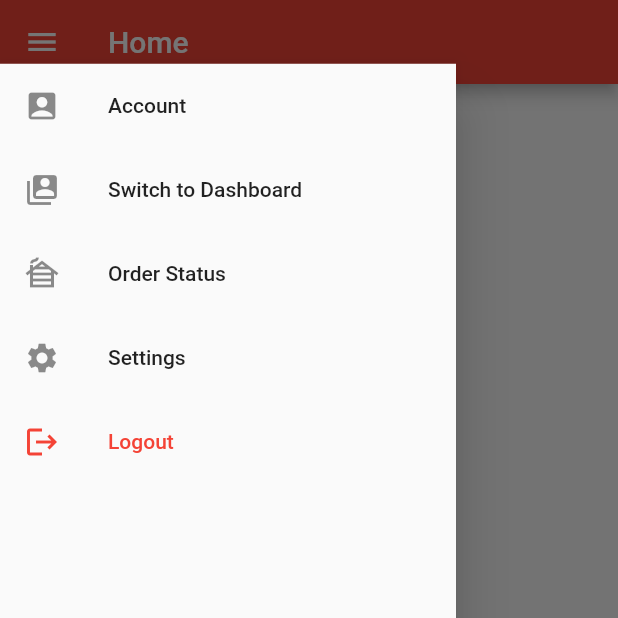
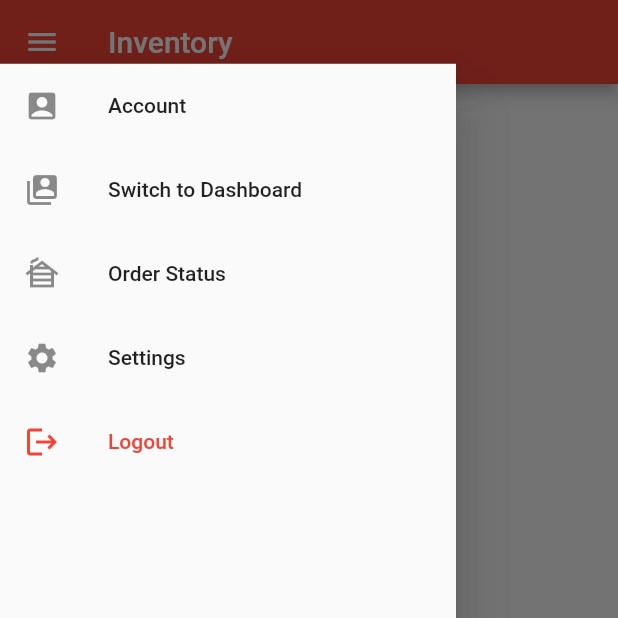
Before and after one commit to Asmit11/FoodKhana, a Flutter app: the ManagerDashboard screen opened by its route, with the side drawer open, on a phone screen of 412 x 824 dp, the top half of it. Run offline on Flutter 3.47's test engine with Material 2 defaults, Android fonts, the phone set to English and light mode, and no system bars; our stand-ins replace cloud_firestore, firebase_auth, firebase_core, firebase_storage, flutter_local_notifications; accounts and stored records are empty.

Commit message:
Changed the app bar title of manager dashboard

```diff
--- a/lib/screens/ManagerDashboard.dart
+++ b/lib/screens/ManagerDashboard.dart
@@ -190,7 +190,7 @@ class _ManagerDashboardState extends State<ManagerDashboard> {
             appBar: AppBar(
               iconTheme: IconThemeData(color: Colors.white),
               title: Text(
-                'Home',
+                'Inventory',
                 style: TextStyle(
                   color: Colors.white,
                 ),
```
